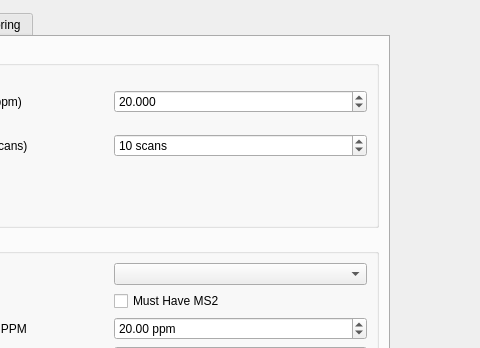
Above: mzroll/forms/peakdetectiondialog.ui from eugenemel/maven before the change; both pictures show x 180 to 660 and y 0 to 348 of the 751 by 773 pixel window. Below: the same form after it.
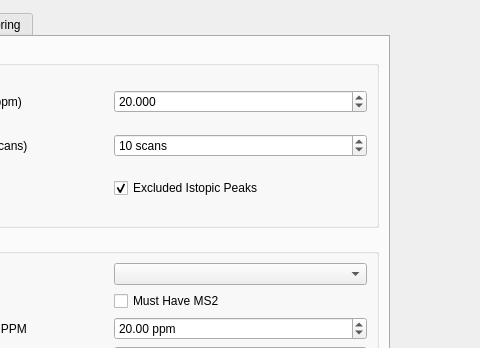
That is the form after the change.

Commit message: Add isotopic filtering when searching compund list

What changed in the file:
```diff
--- a/mzroll/forms/peakdetectiondialog.ui
+++ b/mzroll/forms/peakdetectiondialog.ui
@@ -116,6 +116,16 @@
             </property>
            </widget>
           </item>
+          <item row="5" column="1">
+           <widget class="QCheckBox" name="excludeIsotopicPeaks">
+            <property name="text">
+             <string>Excluded Istopic Peaks</string>
+            </property>
+            <property name="checked">
+             <bool>true</bool>
+            </property>
+           </widget>
+          </item>
          </layout>
         </widget>
        </item>
```
The commit also changes 17 other files.
